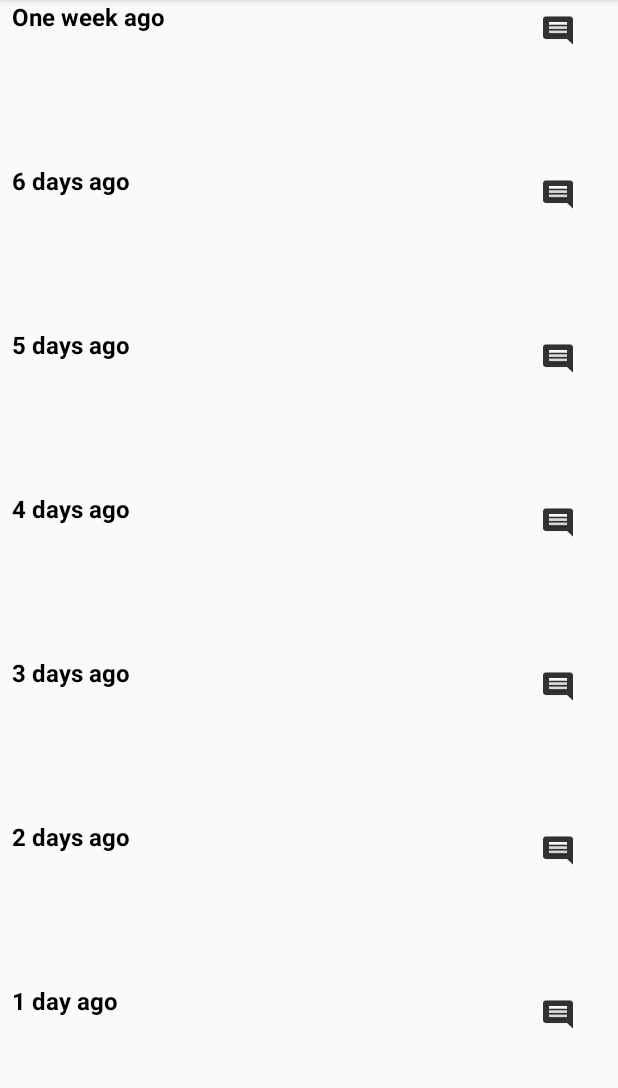
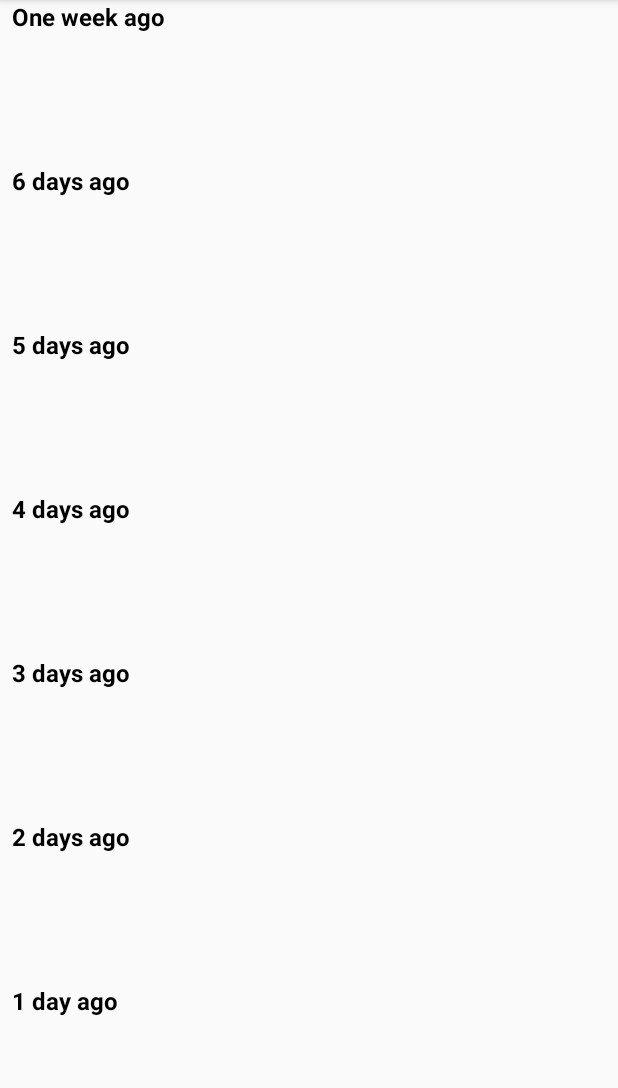
Before and after one commit to gelita/MoodTracker, an Android app: the HistoryActivity screen opened directly, with no data from a screen before it, on a phone screen of 412 x 824 dp, the part 84-1172 px from its top. Run offline under Robolectric (Android 15) with nearby library versions, the light colour scheme and no system bars; 1 statement that could not run was skipped.

Commit message:
comment button now only shows if there is a saved memo for that day

```diff
--- a/app/src/main/java/com/fanikiosoftware/moodtracker/Controller/RecyclerViewAdapter.java
+++ b/app/src/main/java/com/fanikiosoftware/moodtracker/Controller/RecyclerViewAdapter.java
@@ -2,6 +2,7 @@ package com.fanikiosoftware.moodtracker.Controller;
 
 import android.content.Context;
 import android.graphics.Color;
+import android.graphics.drawable.AnimationDrawable;
 import android.provider.CalendarContract;
 import android.util.Log;
 import android.view.LayoutInflater;
@@ -60,7 +61,9 @@ public class RecyclerViewAdapter extends RecyclerView.Adapter<RecyclerViewAdapte
         Log.d(TAG, "moodId::" + moodId + "  memo::" + memo + "."); //moodId-> 0-5
         holder.itemView.setBackgroundColor(Color.parseColor(Constants.colorsArr[moodId]));
         holder.title.setText(Constants.titles[position]);
-        holder.btnImage.setImageResource(R.drawable.comment);
+//        if memo exists then show comment button AND set onClickListener
+        if (!memo.isEmpty()){
+            holder.btnImage.setVisibility(View.VISIBLE);
             holder.btnImage.setOnClickListener(new View.OnClickListener() {
                 @Override
                 public void onClick(View v) {
@@ -69,9 +72,10 @@ public class RecyclerViewAdapter extends RecyclerView.Adapter<RecyclerViewAdapte
                 }
             });
         }
+    }
 
         @Override
-    public int getItemCount() {
+        public int getItemCount () {
             return Constants.titles.length; //7
         }
 
--- a/app/src/main/res/layout/item_layout.xml
+++ b/app/src/main/res/layout/item_layout.xml
@@ -31,5 +31,6 @@
         android:contentDescription="@string/message_button"
         android:foregroundGravity="center"
         android:padding="10dp"
+        android:visibility="invisible"
         app:srcCompat="@drawable/comment" />
 </RelativeLayout>
```
Lines whose indentation alone changed are shown as unchanged.
